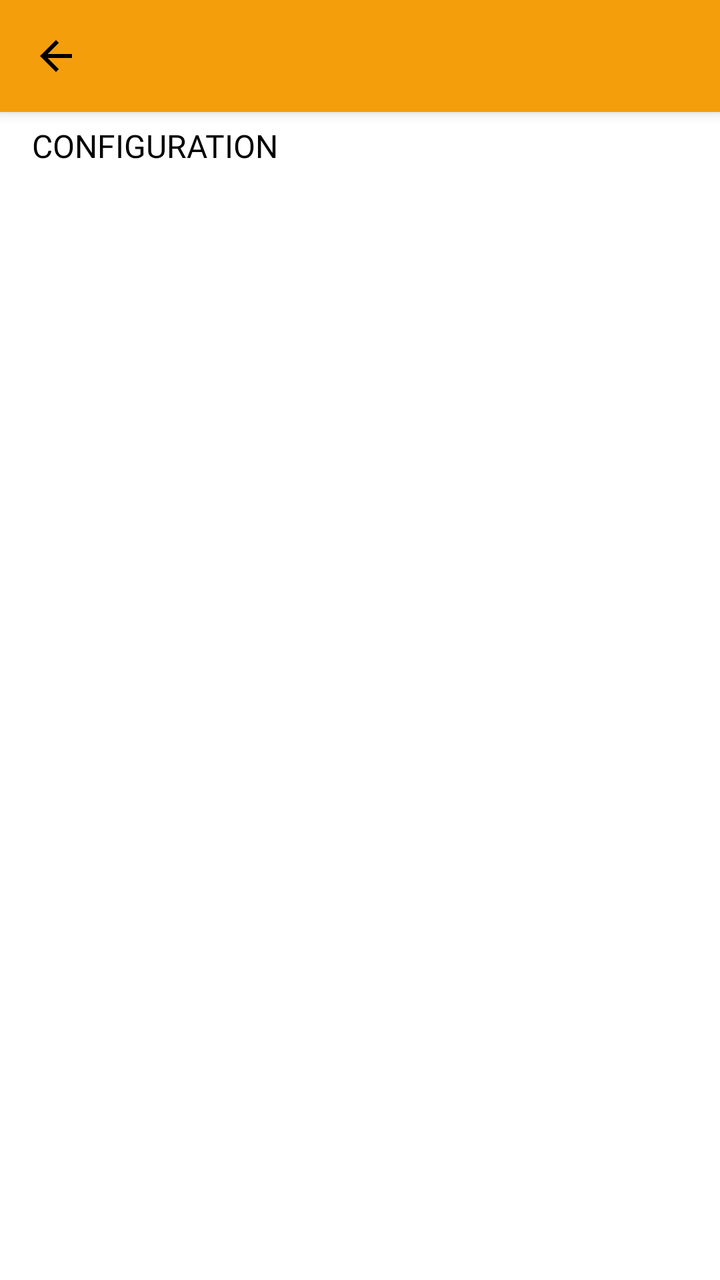
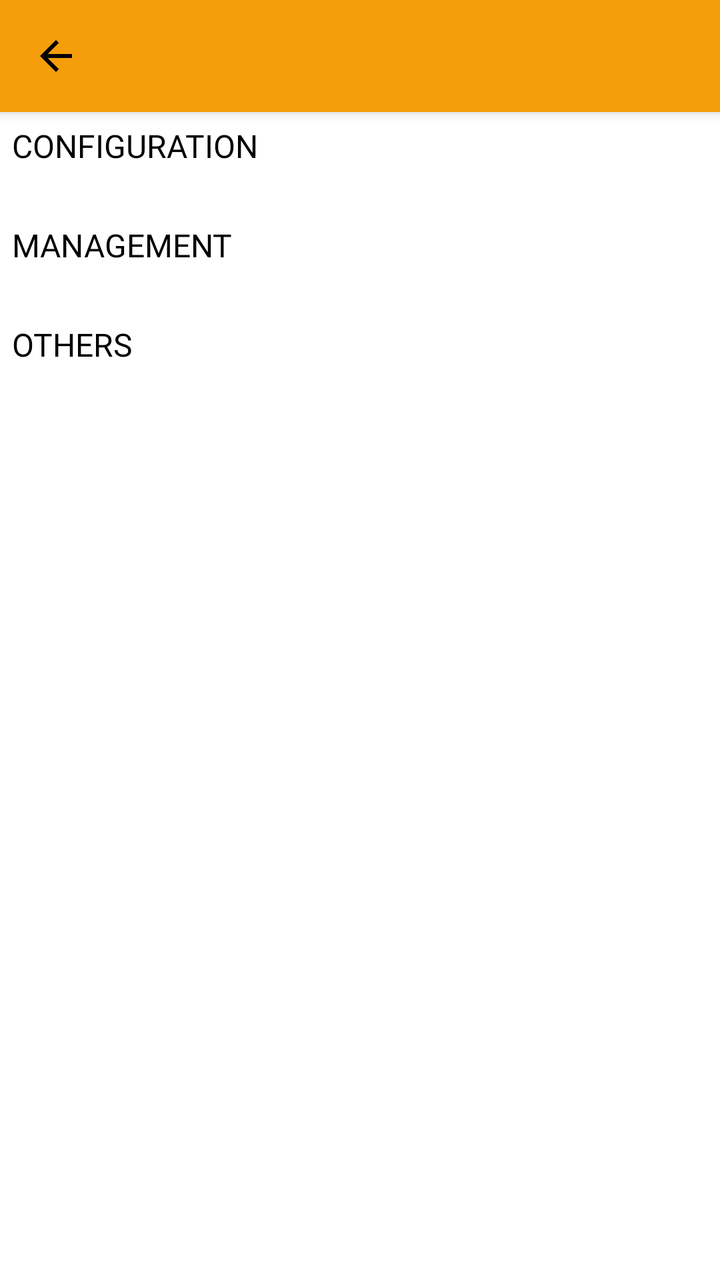

Compare the two renders of this Android layout. The source of the first and the diff that turns it into the second are given below.
<!-- AndroidManifest.xml: application theme Theme.MoneyTracker -->
<!-- res/layout/activity_settings.xml -->
<?xml version="1.0" encoding="utf-8"?>
<androidx.constraintlayout.widget.ConstraintLayout xmlns:android="http://schemas.android.com/apk/res/android"
    xmlns:app="http://schemas.android.com/apk/res-auto"
    android:layout_width="match_parent"
    android:background="@color/white"
    android:layout_height="match_parent">

    <androidx.constraintlayout.widget.ConstraintLayout
        android:id="@+id/toolbarWrapper"
        android:layout_width="0dp"
        android:layout_height="wrap_content"
        android:background="@color/vibrant_orange"
        android:elevation="4dp"
        app:layout_constraintEnd_toEndOf="parent"
        app:layout_constraintStart_toStartOf="parent"
        app:layout_constraintTop_toTopOf="parent">

        <include layout="@layout/toolbar_back" />
    </androidx.constraintlayout.widget.ConstraintLayout>

    <RelativeLayout
        android:layout_width="match_parent"
        android:layout_height="wrap_content"
        android:layout_margin="@dimen/padding_6"
        app:layout_constraintEnd_toEndOf="parent"
        app:layout_constraintStart_toStartOf="parent"
        app:layout_constraintTop_toBottomOf="@+id/toolbarWrapper">

        <androidx.appcompat.widget.AppCompatTextView
            android:id="@+id/tvConfiguration"
            android:layout_width="wrap_content"
            android:layout_height="wrap_content"
            android:text="@string/configuration"
            android:textAllCaps="true"
            android:layout_marginStart="@dimen/margin_10"
            android:textColor="@color/black"
            android:textSize="@dimen/text_16"
            app:fontFamily="@font/exo2_bold" />

        <androidx.recyclerview.widget.RecyclerView
            android:id="@+id/rvConfigurations"
            android:layout_width="match_parent"
            android:layout_height="wrap_content"
            android:layout_below="@+id/tvConfiguration"
            android:layout_marginTop="@dimen/margin_10"
            android:background="@color/white"
            app:layoutManager="androidx.recyclerview.widget.LinearLayoutManager" />

    </RelativeLayout>
</androidx.constraintlayout.widget.ConstraintLayout>
<!-- res/layout/toolbar_back.xml (included above) -->
<?xml version="1.0" encoding="utf-8"?>
<androidx.appcompat.widget.Toolbar xmlns:android="http://schemas.android.com/apk/res/android"
    xmlns:app="http://schemas.android.com/apk/res-auto"
    android:id="@+id/toolbarBack"
    android:layout_width="match_parent"
    android:layout_height="wrap_content"
    android:background="@color/vibrant_orange"
    android:elevation="@dimen/corner_elevation_8"
    app:contentInsetEnd="0dp"
    app:contentInsetLeft="0dp"
    app:contentInsetRight="0dp"
    app:contentInsetStart="0dp"
    app:popupTheme="@style/ThemeOverlay.AppCompat.Light">

    <androidx.constraintlayout.widget.ConstraintLayout
        android:layout_width="match_parent"
        android:layout_height="match_parent">

        
        <androidx.appcompat.widget.AppCompatImageView
            android:id="@+id/icBack"
            android:layout_width="wrap_content"
            android:layout_height="wrap_content"
            android:padding="@dimen/padding_16"
            android:src="@drawable/ic_back"
            app:layout_constraintBottom_toBottomOf="parent"
            app:layout_constraintStart_toStartOf="parent"
            app:layout_constraintTop_toTopOf="parent" />

        
        <androidx.appcompat.widget.AppCompatTextView
            android:id="@+id/tvTitle"
            android:layout_width="wrap_content"
            android:layout_height="wrap_content"
            android:fontFamily="@font/exo2_semibold"
            android:textColor="@color/black"
            android:textSize="@dimen/text_16"
            app:layout_constraintBottom_toBottomOf="parent"
            app:layout_constraintStart_toEndOf="@id/icBack"
            app:layout_constraintTop_toTopOf="parent" />

        
        <androidx.appcompat.widget.AppCompatTextView
            android:id="@+id/tvSave"
            android:visibility="gone"
            android:layout_width="wrap_content"
            android:layout_height="wrap_content"
            android:layout_marginEnd="@dimen/margin_20"
            android:textAllCaps="true"
            android:text="@string/save"
            android:fontFamily="@font/exo2_semibold"
            android:textColor="@color/black"
            android:textSize="@dimen/text_16"
            app:layout_constraintEnd_toEndOf="parent"
            app:layout_constraintBottom_toBottomOf="parent"
            app:layout_constraintTop_toTopOf="parent" />
    </androidx.constraintlayout.widget.ConstraintLayout>
</androidx.appcompat.widget.Toolbar>
<!-- resources referenced by this layout -->
<resources>
  <color name="black">#FF000000</color>
  <color name="vibrant_orange">#FFF59E0B</color>
  <color name="white">#FFFFFFFF</color>
  <dimen name="corner_elevation_8">8dp</dimen>
  <dimen name="margin_10">10dp</dimen>
  <dimen name="margin_20">20dp</dimen>
  <dimen name="padding_16">16dp</dimen>
  <dimen name="padding_6">6dp</dimen>
  <dimen name="text_16">16sp</dimen>
  <!-- drawable ic_back (drawable) -->
  <?xml version="1.0" encoding="utf-8"?>
  <vector xmlns:android="http://schemas.android.com/apk/res/android"
      android:width="24dp"
      android:height="24dp"
      android:autoMirrored="true"
      android:tint="#000000"
      android:viewportWidth="24"
      android:viewportHeight="24">
  
      <path
          android:fillColor="@android:color/white"
          android:pathData="M20,11H7.83l5.59,-5.59L12,4l-8,8 8,8 1.41,-1.41L7.83,13H20v-2z" />
  
  </vector>
  <string name="configuration">Configuration</string>
  <string name="save">Save</string>
  <style name="Theme.MoneyTracker" parent="Theme.MaterialComponents.DayNight.DarkActionBar">
          
          <item name="colorPrimary">@color/azure_blue</item>
          <item name="colorPrimaryVariant">@color/emerald_green</item>
          <item name="colorOnPrimary">@color/white</item>
  
          
          <item name="colorSecondary">@color/teal</item>
          <item name="colorSecondaryVariant">@color/dark_teal</item>
          <item name="colorOnSecondary">@color/white</item>
  
          
          <item name="android:statusBarColor">@color/vibrant_orange</item>
          <item name="android:windowLightStatusBar">true</item> 
          <item name="android:windowDrawsSystemBarBackgrounds">true</item>
  
          <item name="android:navigationBarColor">@color/vibrant_orange</item>
          <item name="android:windowFullscreen">false</item>
      </style>
  <color name="azure_blue">#FF2563EB</color>
  <color name="emerald_green">#FF10B981</color>
  <color name="teal">#FF03DAC5</color>
  <color name="dark_teal">#FF018786</color>
</resources>

<!-- the commit's change to res/layout/activity_settings.xml (unified diff, before → after) -->
@@ -19,6 +19,7 @@
     </androidx.constraintlayout.widget.ConstraintLayout>
 
     <RelativeLayout
+        android:id="@+id/rlConfigurations"
         android:layout_width="match_parent"
         android:layout_height="wrap_content"
         android:layout_margin="@dimen/padding_6"
@@ -32,7 +33,6 @@
             android:layout_height="wrap_content"
             android:text="@string/configuration"
             android:textAllCaps="true"
-            android:layout_marginStart="@dimen/margin_10"
             android:textColor="@color/black"
             android:textSize="@dimen/text_16"
             app:fontFamily="@font/exo2_bold" />
@@ -42,6 +42,68 @@
             android:layout_width="match_parent"
             android:layout_height="wrap_content"
             android:layout_below="@+id/tvConfiguration"
+            android:layout_marginTop="@dimen/margin_10"
+            android:background="@color/white"
+            app:layoutManager="androidx.recyclerview.widget.LinearLayoutManager" />
+
+    </RelativeLayout>
+
+    <RelativeLayout
+        android:id="@+id/rlManagement"
+        android:layout_width="match_parent"
+        android:layout_height="wrap_content"
+        android:layout_margin="@dimen/padding_6"
+        app:layout_constraintEnd_toEndOf="parent"
+        app:layout_constraintStart_toStartOf="parent"
+        app:layout_constraintTop_toBottomOf="@+id/rlConfigurations">
+
+        <androidx.appcompat.widget.AppCompatTextView
+            android:id="@+id/tvManagement"
+            android:layout_width="wrap_content"
+            android:layout_height="wrap_content"
+            android:text="@string/management"
+            android:textAllCaps="true"
+            android:textColor="@color/black"
+            android:layout_marginTop="@dimen/margin_12"
+            android:textSize="@dimen/text_16"
+            app:fontFamily="@font/exo2_bold" />
+
+        <androidx.recyclerview.widget.RecyclerView
+            android:id="@+id/rvManagement"
+            android:layout_width="match_parent"
+            android:layout_height="wrap_content"
+            android:layout_below="@+id/tvManagement"
+            android:layout_marginTop="@dimen/margin_10"
+            android:background="@color/white"
+            app:layoutManager="androidx.recyclerview.widget.LinearLayoutManager" />
+
+    </RelativeLayout>
+
+    <RelativeLayout
+        android:id="@+id/rlOthers"
+        android:layout_width="match_parent"
+        android:layout_height="wrap_content"
+        android:layout_margin="@dimen/padding_6"
+        app:layout_constraintEnd_toEndOf="parent"
+        app:layout_constraintStart_toStartOf="parent"
+        app:layout_constraintTop_toBottomOf="@+id/rlManagement">
+
+        <androidx.appcompat.widget.AppCompatTextView
+            android:id="@+id/tvOthers"
+            android:layout_width="wrap_content"
+            android:layout_height="wrap_content"
+            android:text="@string/others"
+            android:textAllCaps="true"
+            android:textColor="@color/black"
+            android:layout_marginTop="@dimen/margin_12"
+            android:textSize="@dimen/text_16"
+            app:fontFamily="@font/exo2_bold" />
+
+        <androidx.recyclerview.widget.RecyclerView
+            android:id="@+id/rvOthers"
+            android:layout_width="match_parent"
+            android:layout_height="wrap_content"
+            android:layout_below="@+id/tvOthers"
             android:layout_marginTop="@dimen/margin_10"
             android:background="@color/white"
             app:layoutManager="androidx.recyclerview.widget.LinearLayoutManager" />
<!-- resource entries referenced after the edit -->
@@ -5,6 +5,7 @@
   <color name="white">#FFFFFFFF</color>
   <dimen name="corner_elevation_8">8dp</dimen>
   <dimen name="margin_10">10dp</dimen>
+  <dimen name="margin_12">12dp</dimen>
   <dimen name="margin_20">20dp</dimen>
   <dimen name="padding_16">16dp</dimen>
   <dimen name="padding_6">6dp</dimen>
@@ -25,6 +26,8 @@
   
   </vector>
   <string name="configuration">Configuration</string>
+  <string name="management">Management</string>
+  <string name="others">Others</string>
   <string name="save">Save</string>
   <style name="Theme.MoneyTracker" parent="Theme.MaterialComponents.DayNight.DarkActionBar">
           
